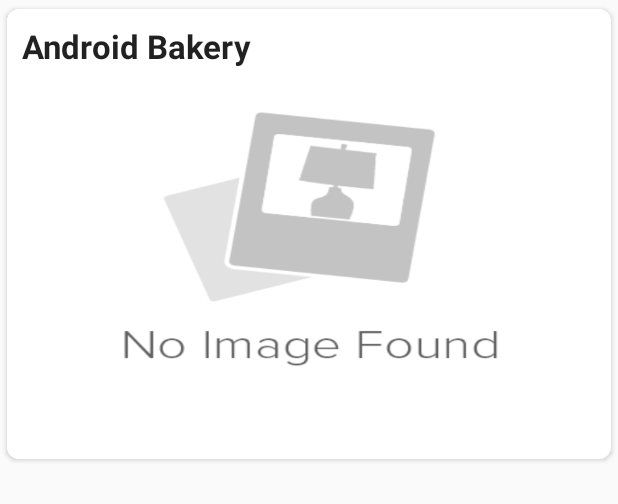
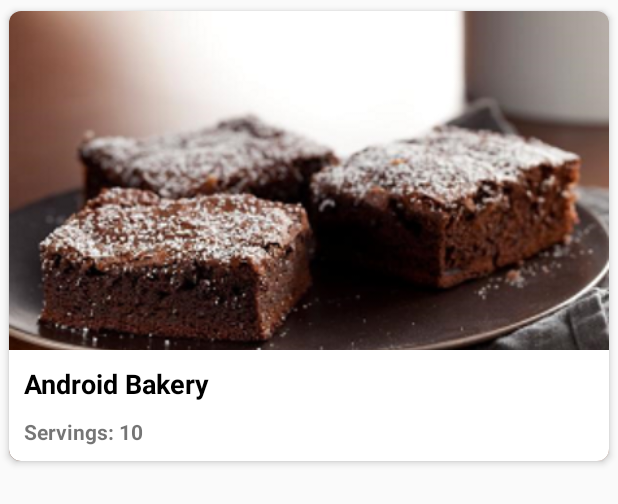
Before and after one commit to mvnshrikanth/AndroidBakery, an Android app: the layout item_recipe_card.xml on its own in the app's theme, with its tools: preview values and no code run, on a phone screen of 412 x 824 dp. Shown: the top 504 px of the screen. Run offline under Robolectric (Android 15) with nearby library versions, the phone set to English and light mode, and no system bars.

Commit message:
Fixed the main grid item layout

```diff
--- a/app/src/main/java/com/example/kaka/androidbakery/adapter/RecipeAdapter.java
+++ b/app/src/main/java/com/example/kaka/androidbakery/adapter/RecipeAdapter.java
@@ -56,6 +56,8 @@ public class RecipeAdapter extends RecyclerView.Adapter<RecipeAdapter.MyViewHold
                 holder.imageViewRecipe.setImageResource(R.drawable.no_image_found);
         }
         holder.textViewRecipeName.setText(recipe.getName());
+        holder.textViewServings.setText("Servings: " + " " + Integer.toString(recipe.getServings()));
+
 
     }
 
@@ -82,6 +84,9 @@ public class RecipeAdapter extends RecyclerView.Adapter<RecipeAdapter.MyViewHold
         @BindView(R.id.tv_recipe_name)
         TextView textViewRecipeName;
 
+        @BindView(R.id.tv_servings)
+        TextView textViewServings;
+
         public MyViewHolder(View itemView) {
             super(itemView);
             ButterKnife.bind(this, itemView);
--- a/app/src/main/res/layout/item_recipe_card.xml
+++ b/app/src/main/res/layout/item_recipe_card.xml
@@ -4,9 +4,10 @@
     xmlns:tools="http://schemas.android.com/tools"
     android:layout_width="match_parent"
     android:layout_height="wrap_content"
-    android:elevation="@dimen/card_elevation"
-    android:padding="@dimen/framelayout_padding"
+    android:background="@android:color/darker_gray"
+    android:orientation="vertical"
     app:cardCornerRadius="@dimen/corner_radius"
+    app:cardElevation="@dimen/card_elevation"
     app:cardUseCompatPadding="true">
 
     <ImageView
@@ -15,15 +16,33 @@
         android:layout_height="@dimen/no_image_height"
         android:contentDescription="@string/recipe_name"
         android:scaleType="fitXY"
-        android:src="@drawable/no_image_found" />
+        android:src="@drawable/brownie" />
 
-    <TextView
-        android:id="@+id/tv_recipe_name"
+    <LinearLayout
         android:layout_width="match_parent"
         android:layout_height="wrap_content"
-        android:padding="@dimen/card_text_padding"
-        android:textAppearance="?android:textAppearanceLarge"
-        android:textStyle="bold"
-        tools:text="@string/app_name" />
+        android:layout_gravity="bottom"
+        android:background="@android:color/white"
+        android:orientation="vertical">
 
+        <TextView
+            android:id="@+id/tv_recipe_name"
+            android:layout_width="match_parent"
+            android:layout_height="wrap_content"
+            android:padding="@dimen/card_text_padding"
+            android:textAppearance="?android:textAppearanceMedium"
+            android:textColor="@android:color/black"
+            android:textStyle="bold"
+            tools:text="@string/app_name" />
+
+        <TextView
+            android:id="@+id/tv_servings"
+            android:layout_width="match_parent"
+            android:layout_height="match_parent"
+            android:paddingBottom="@dimen/card_text_padding"
+            android:paddingStart="@dimen/card_text_padding"
+            android:textAppearance="?android:textAppearanceSmall"
+            android:textStyle="bold"
+            tools:text="Servings: 10" />
+    </LinearLayout>
 </android.support.v7.widget.CardView>
```
Also changed, not shown: app/src/main/java/com/example/kaka/androidbakery/utilities/Utils.java (+0 -12 lines), 1 other file.
